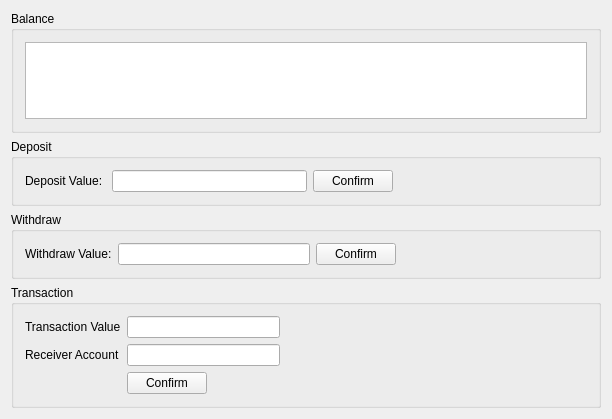
Before: the Qt Designer form client/TxClient/txclientview.ui in PauloOTS/tx, drawn with Qt 5.
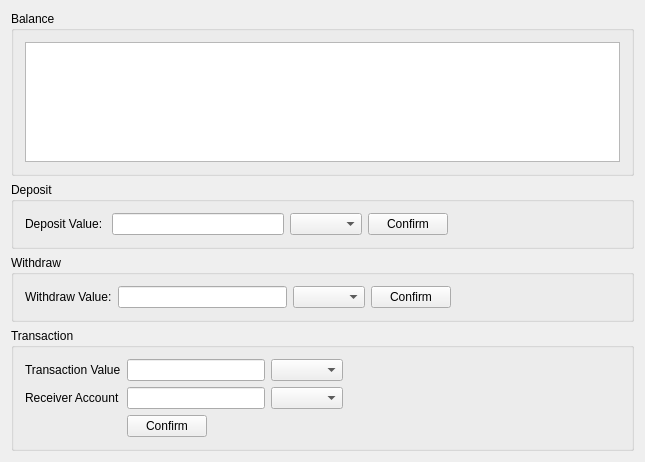
After: the same form once the commit is applied.

Patch:
```diff
--- a/client/TxClient/txclientview.ui
+++ b/client/TxClient/txclientview.ui
@@ -6,8 +6,8 @@
    <rect>
     <x>0</x>
     <y>0</y>
-    <width>612</width>
-    <height>419</height>
+    <width>645</width>
+    <height>462</height>
    </rect>
   </property>
   <property name="windowTitle">
@@ -43,6 +43,9 @@
        <item>
         <widget class="QLineEdit" name="lineDeposit"/>
        </item>
+       <item>
+        <widget class="QComboBox" name="comboDeposit"/>
+       </item>
        <item>
         <widget class="QPushButton" name="btnDeposit">
          <property name="text">
@@ -82,6 +85,9 @@
        <item>
         <widget class="QLineEdit" name="lineWithdraw"/>
        </item>
+       <item>
+        <widget class="QComboBox" name="comboWithdraw"/>
+       </item>
        <item>
         <widget class="QPushButton" name="btnWithdraw">
          <property name="text">
@@ -181,6 +187,12 @@
        <item row="1" column="1">
         <widget class="QLineEdit" name="lineReceiver"/>
        </item>
+       <item row="0" column="2">
+        <widget class="QComboBox" name="ComboSender"/>
+       </item>
+       <item row="1" column="2">
+        <widget class="QComboBox" name="comboReceiver"/>
+       </item>
       </layout>
      </widget>
     </item>
```
Left out of the diff: 5 changed lines with no effect on the pictures.
